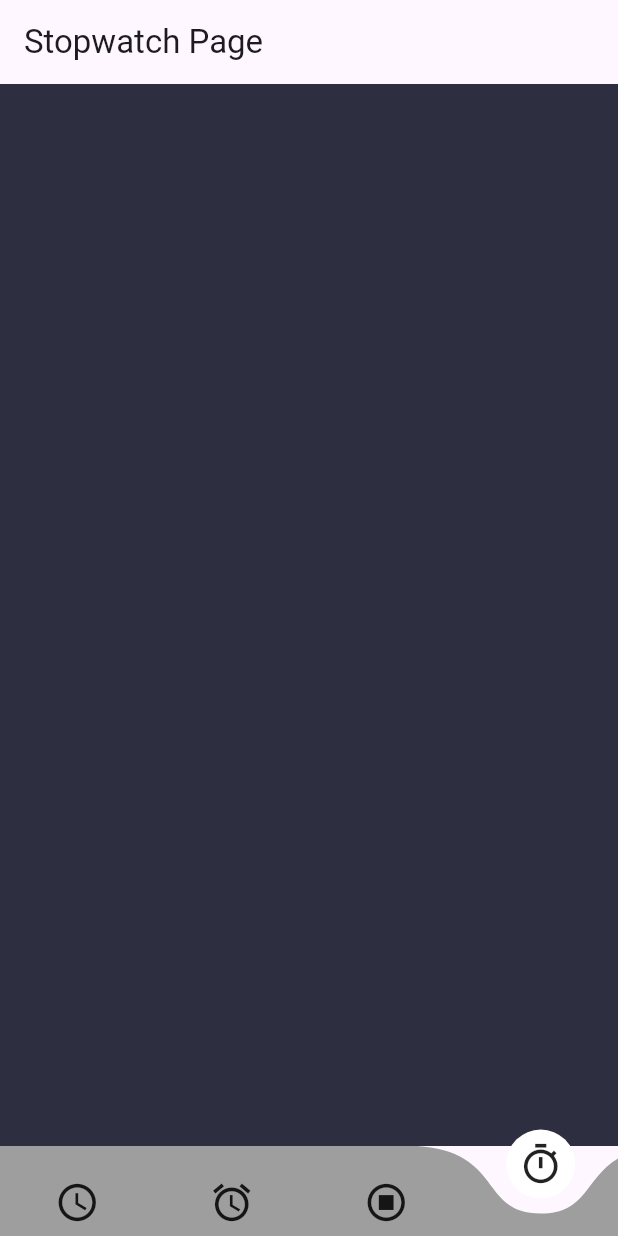
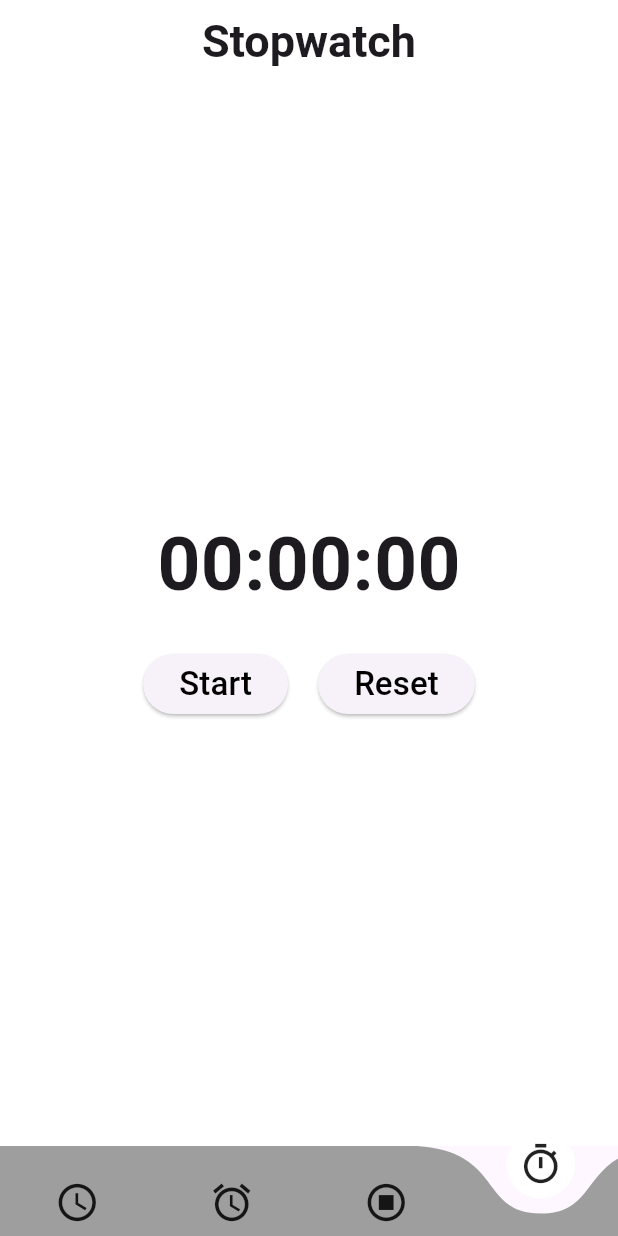
Before and after one commit to ahmedgamal826/alarm_app, a Flutter app: the screen it shows after launch, item 4 of the bottom bar chosen, on a phone screen of 412 x 824 dp. Run offline on Flutter 3.47's test engine with Material 3 defaults, Android fonts, the phone set to English and light mode, and no system bars; drawn by our look-alikes of curved_navigation_bar; our stand-ins replace flutter_local_notifications, shared_preferences, timezone.

Commit message:
Timer and Stopwatch Added Successfully

```diff
--- a/lib/views/home_page.dart
+++ b/lib/views/home_page.dart
@@ -17,7 +17,7 @@ class _HomePageState extends State<HomePage> {
     const ClockPage(),
     AlarmPage(),
     TimerScreen(),
-    const StopWatchPage(),
+    StopwatchScreen(),
   ];
 
   @override
--- a/lib/views/stopwatch_page.dart
+++ b/lib/views/stopwatch_page.dart
@@ -1,19 +1,111 @@
+import 'dart:async';
+
 import 'package:flutter/material.dart';
 
-class StopWatchPage extends StatefulWidget {
-  const StopWatchPage({super.key});
+class StopwatchScreen extends StatefulWidget {
+  @override
+  _StopwatchScreenState createState() => _StopwatchScreenState();
+}
+
+class _StopwatchScreenState extends State<StopwatchScreen> {
+  late Stopwatch _stopwatch;
+  late Timer _timer;
+
+  String _formattedTime = "00:00:00";
 
   @override
-  State<StopWatchPage> createState() => _StopWatchPageState();
-}
+  void initState() {
+    super.initState();
+    _stopwatch = Stopwatch();
+  }
 
-class _StopWatchPageState extends State<StopWatchPage> {
+  @override
+  void dispose() {
+    _timer.cancel();
+    super.dispose();
+  }
+
+  void _startStopwatch() {
+    if (!_stopwatch.isRunning) {
+      _stopwatch.start();
+      _timer = Timer.periodic(Duration(seconds: 1), _updateTime);
+    } else {
+      _stopwatch.stop();
+      _timer.cancel();
+    }
+  }
+
+  void _resetStopwatch() {
+    _stopwatch.reset();
+    _updateTime(null);
+  }
+
+  void _updateTime(Timer? timer) {
+    final int seconds = _stopwatch.elapsed.inSeconds;
+    final int hours = seconds ~/ 3600;
+    final int minutes = (seconds % 3600) ~/ 60;
+    final int secs = seconds % 60;
+
+    setState(() {
+      _formattedTime =
+          "${_twoDigits(hours)}:${_twoDigits(minutes)}:${_twoDigits(secs)}";
+    });
+  }
+
+  String _twoDigits(int n) => n.toString().padLeft(2, '0');
+
   @override
   Widget build(BuildContext context) {
     return Scaffold(
-      backgroundColor: Color(0xFF2D2F41),
+      backgroundColor: Colors.white,
       appBar: AppBar(
-        title: Text('Stopwatch Page'),
+        backgroundColor: Colors.white,
+        title: const Text(
+          'Stopwatch',
+          style: TextStyle(
+            fontSize: 30,
+            fontWeight: FontWeight.bold,
+          ),
+        ),
+        centerTitle: true,
+      ),
+      body: Center(
+        child: Column(
+          mainAxisAlignment: MainAxisAlignment.center,
+          children: [
+            Text(
+              _formattedTime,
+              style: const TextStyle(fontSize: 50, fontWeight: FontWeight.bold),
+            ),
+            const SizedBox(height: 20),
+            Row(
+              mainAxisAlignment: MainAxisAlignment.center,
+              children: [
+                ElevatedButton(
+                  onPressed: _startStopwatch,
+                  child: Text(
+                    _stopwatch.isRunning ? 'Stop' : 'Start',
+                    style: const TextStyle(
+                      fontSize: 22,
+                      color: Colors.black,
+                    ),
+                  ),
+                ),
+                const SizedBox(width: 20),
+                ElevatedButton(
+                  onPressed: _resetStopwatch,
+                  child: const Text(
+                    'Reset',
+                    style: TextStyle(
+                      fontSize: 22,
+                      color: Colors.black,
+                    ),
+                  ),
+                ),
+              ],
+            ),
+          ],
+        ),
       ),
     );
   }
```
Also changed, not shown: pubspec.yaml (+10 -0 lines), assets/logo_app.png (added), pubspec.lock, 35 other files.
